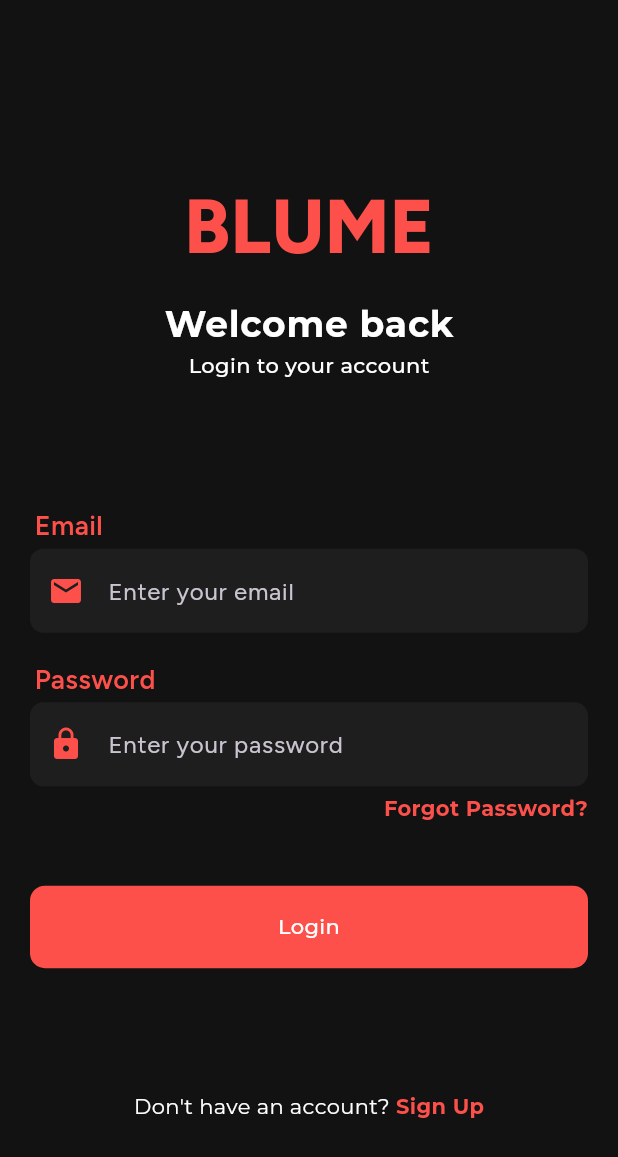
After one commit to Christentimmy/Blume, a Flutter app: the LoginScreen screen opened by its route, on a phone screen of 412 x 824 dp. The commit adds this screen. Shown: the top 1157 px of the screen. Run offline on Flutter 3.47's test engine with Material 3 defaults, Android fonts, the phone set to English and light mode, and no system bars; our stand-ins replace flutter_secure_storage, get, google_fonts, shared_preferences; accounts and stored records are empty.

Commit message:
login screen done

```diff
--- a/lib/app/bindings/app_bindings.dart
+++ b/lib/app/bindings/app_bindings.dart
@@ -1,9 +1,10 @@
 
+import 'package:blume/app/controller/storage_controller.dart';
 import 'package:get/get.dart';
 
 class AppBindings implements Bindings {
   @override
   void dependencies() {
-    // Get.put(() => StorageController());
+    Get.put(() => StorageController());
   }
 }
--- /dev/null
+++ b/lib/app/modules/auth/views/login_screen.dart
@@ -0,0 +1,136 @@
+import 'package:blume/app/resources/colors.dart';
+import 'package:blume/app/utils/validator.dart';
+import 'package:blume/app/widgets/custom_button.dart';
+import 'package:blume/app/widgets/custom_textfield.dart';
+import 'package:flutter/material.dart';
+import 'package:get/get.dart';
+import 'package:google_fonts/google_fonts.dart';
+
+class LoginScreen extends StatelessWidget {
+  const LoginScreen({super.key});
+
+  @override
+  Widget build(BuildContext context) {
+    return Scaffold(
+      backgroundColor: Get.theme.scaffoldBackgroundColor,
+      body: SafeArea(
+        child: Padding(
+          padding: const EdgeInsets.symmetric(horizontal: 20),
+          child: ListView(
+            children: [
+              SizedBox(height: Get.height * 0.14),
+              Center(
+                child: Text(
+                  "BLUME",
+                  style: GoogleFonts.figtree(
+                    fontSize: 50,
+                    fontWeight: FontWeight.w800,
+                    color: AppColors.primaryColor,
+                  ),
+                ),
+              ),
+              const SizedBox(height: 10),
+              Center(
+                child: Text(
+                  "Welcome back",
+                  style: Get.textTheme.bodyLarge?.copyWith(fontSize: 24),
+                ),
+              ),
+              Center(
+                child: Text(
+                  "Login to your account",
+                  style: Get.textTheme.bodyMedium,
+                ),
+              ),
+              SizedBox(height: Get.height * 0.1),
+              Padding(
+                padding: const EdgeInsets.symmetric(
+                  horizontal: 3.0,
+                  vertical: 2,
+                ),
+                child: Text(
+                  "Email",
+                  style: GoogleFonts.figtree(
+                    fontSize: 18,
+                    fontWeight: FontWeight.w600,
+                    color: AppColors.primaryColor,
+                  ),
+                ),
+              ),
+              CustomTextField(
+                hintText: "Enter your email",
+                validator: validateEmail,
+                prefixIcon: Icons.email,
+                prefixIconColor: AppColors.primaryColor,
+              ),
+
+              SizedBox(height: Get.height * 0.02),
+              Padding(
+                padding: const EdgeInsets.symmetric(
+                  horizontal: 3.0,
+                  vertical: 2,
+                ),
+                child: Text(
+                  "Password",
+                  style: GoogleFonts.figtree(
+                    fontSize: 18,
+                    fontWeight: FontWeight.w600,
+                    color: AppColors.primaryColor,
+                  ),
+                ),
+              ),
+              CustomTextField(
+                hintText: "Enter your password",
+                prefixIcon: Icons.lock,
+                prefixIconColor: AppColors.primaryColor,
+              ),
+              SizedBox(height: 5),
+              Row(
+                mainAxisAlignment: MainAxisAlignment.end,
+                children: [
+                  Text(
+                    "Forgot Password?",
+                    style: Get.textTheme.bodyMedium?.copyWith(
+                      color: AppColors.primaryColor,
+                      fontWeight: FontWeight.bold,
+                    ),
+                  ),
+                ],
+              ),
+              SizedBox(height: Get.height * 0.05),
+              CustomButton(
+                ontap: () {},
+                isLoading: false.obs,
+                child: Text(
+                  "Login",
+                  style: Get.textTheme.bodyMedium?.copyWith(
+                    color: Colors.white,
+                  ),
+                ),
+              ),
+               SizedBox(height: Get.height * 0.1),
+               Row(
+                mainAxisAlignment: MainAxisAlignment.center,
+                children: [
+                  Text(
+                    "Don't have an account? ",
+                    style: Get.textTheme.bodyMedium?.copyWith(
+                      fontWeight: FontWeight.normal,
+                    ),
+                  ),
+                  Text(
+                    "Sign Up",
+                    style: Get.textTheme.bodyMedium?.copyWith(
+                      color: AppColors.primaryColor,
+                      fontWeight: FontWeight.bold,
+                    ),
+                  ),
+                ],
+              ),
+            ],
+          ),
+        ),
+      ),
+    );
+  }
+}
--- a/lib/app/routes/app_pages.dart
+++ b/lib/app/routes/app_pages.dart
@@ -1,6 +1,7 @@
 
 
 
+import 'package:blume/app/modules/auth/views/login_screen.dart';
 import 'package:blume/app/modules/onboarding/views/onboarding_screen.dart';
 import 'package:blume/app/modules/splash/views/splash_screen.dart';
 import 'package:get/get.dart';
@@ -11,6 +12,6 @@ class AppPages {
   static final routes = [
     GetPage(name: AppRoutes.splash, page: () => SplashScreen()),
     GetPage(name: AppRoutes.onboarding, page: () => OnboardingScreen()),
-    // GetPage(name: AppRoutes.login, page: () => LoginScreen()),
+    GetPage(name: AppRoutes.login, page: () => LoginScreen()),
   ];
 }
--- a/lib/app/theme/app_theme.dart
+++ b/lib/app/theme/app_theme.dart
@@ -38,12 +38,12 @@ final ThemeData darkTheme = ThemeData(
     bodyLarge: GoogleFonts.montserrat(
       fontSize: 20,
       fontWeight: FontWeight.w700,
-      color: Colors.white70,
+      color: Colors.white,
     ),
     bodyMedium: GoogleFonts.montserrat(
       fontSize: 14,
       fontWeight: FontWeight.w500,
-      color: Colors.white70,
+      color: Colors.white,
     ),
     bodySmall: GoogleFonts.montserrat(
       fontSize: 12,
--- /dev/null
+++ b/lib/app/widgets/custom_textfield.dart
@@ -0,0 +1,176 @@
+import 'package:flutter/material.dart';
+import 'package:flutter/services.dart';
+import 'package:get/get.dart';
+import 'package:google_fonts/google_fonts.dart';
+import 'package:blume/app/resources/colors.dart';
+
+// ignore: must_be_immutable
+class CustomTextField extends StatelessWidget {
+  TextEditingController? controller;
+  int? maxLines;
+  int? minLines;
+  FocusNode? focusNode;
+  String? hintText;
+  TextStyle? hintStyle;
+  TextStyle? textStyle;
+  IconData? prefixIcon;
+  Color? prefixIconColor;
+  IconData? suffixIcon;
+  VoidCallback? onSuffixTap;
+  bool? isObscure;
+  Color? bgColor;
+  String? Function(String?)? validator;
+  double? fieldHeight;
+  Function(String)? onChanged;
+  Function()? onEditingComplete;
+  bool? readOnly;
+  TextInputType? keyboardType;
+  int? maxLength;
+  String? errorText;
+  InputBorder? focusedBorder;
+  InputBorder? enabledBorder;
+  Function()? onTap;
+  Widget? prefix;
+  List<TextInputFormatter>? inputFormatters;
+  EdgeInsetsGeometry? contentPadding;
+  String? label;
+  TextStyle? labelStyle;
+  FloatingLabelBehavior? floatingLabelBehavior;
+  Color? suffixIconcolor;
+  TextAlign? textAlign;
+
+  CustomTextField({
+    super.key,
+    this.hintStyle,
+    this.floatingLabelBehavior,
+    this.label,
+    this.labelStyle,
+    this.prefix,
+    this.maxLines,
+    this.minLines,
+    this.focusedBorder,
+    this.enabledBorder,
+    this.onChanged,
+    this.errorText,
+    this.controller,
+    this.prefixIcon,
+    this.suffixIcon,
+    this.bgColor,
+    this.onSuffixTap,
+    this.isObscure,
+    this.hintText,
+    this.fieldHeight,
+    this.validator,
+    this.readOnly,
+    this.onEditingComplete,
+    this.keyboardType,
+    this.maxLength,
+    this.textStyle,
+    this.onTap,
+    this.prefixIconColor,
+    this.focusNode,
+    this.inputFormatters,
+    this.contentPadding,
+    this.suffixIconcolor,
+    this.textAlign,
+  });
+
+  @override
+  Widget build(BuildContext context) {
+    return SizedBox(
+      height: fieldHeight,
+      child: TextFormField(
+        maxLength: maxLength,
+        textAlign: textAlign ?? TextAlign.left,
+        focusNode: focusNode,
+        inputFormatters: inputFormatters,
+        validator:
+            validator ??
+            (value) {
+              if (value!.isEmpty) {
+                return "";
+              } else if (errorText?.isNotEmpty == true) {
+                return "";
+              }
+              return null;
+            },
+        onTap: onTap,
+        onChanged: onChanged,
+        readOnly: readOnly ?? false,
+        onEditingComplete: onEditingComplete,
+        obscureText: isObscure ?? false,
+        cursorColor: AppColors.primaryColor,
+        controller: controller,
+        keyboardType: keyboardType,
+        style:
+            textStyle ??
+            GoogleFonts.figtree(
+              fontSize: 16,
+              fontWeight: FontWeight.w500,
+              // color: AppColors.black1,
+            ),
+        maxLines: maxLines ?? 1,
+        minLines: minLines ?? 1,
+        decoration: InputDecoration(
+          fillColor:
+              bgColor ??
+              (Get.isDarkMode ? AppColors.darkButtonColor : AppColors.lightButtonColor),
+          errorText: null,
+          errorStyle: const TextStyle(height: 0, fontSize: 0),
+          errorMaxLines: null,
+          error: null,
+          filled: true,
+          counterText: maxLength != null ? "" : null,
+          hintText: hintText,
+          hintStyle:
+              hintStyle ??
+              GoogleFonts.figtree(
+                fontSize: 16,
+                fontWeight: FontWeight.w400,
+                // color: AppColors.black3,
+              ),
+          label: label != null ? Text(label!) : null,
+          labelStyle: labelStyle ?? Get.textTheme.bodySmall,
+          floatingLabelBehavior: floatingLabelBehavior,
+          prefix: prefix,
+          prefixIcon: prefixIcon == null
+              ? null
+              : Icon(
+                  prefixIcon,
+                  color: prefixIconColor ?? const Color(0xff36534F),
+                ),
+          suffixIcon: IconButton(
+            onPressed: onSuffixTap,
+            icon: Icon(
+              suffixIcon,
+              size: 20,
+              color:
+                  suffixIconcolor ?? const Color.fromARGB(255, 207, 207, 207),
+            ),
+          ),
+          enabledBorder:
+              enabledBorder ??
+              OutlineInputBorder(
+                borderRadius: BorderRadius.circular(9),
+                borderSide: BorderSide.none,
+              ),
+          focusedBorder:
+              focusedBorder ??
+              (OutlineInputBorder(
+                borderRadius: BorderRadius.circular(9),
+                borderSide: BorderSide(width: 1, color: AppColors.primaryColor),
+              )),
+          errorBorder: OutlineInputBorder(
+            borderRadius: BorderRadius.circular(9),
+            borderSide: const BorderSide(width: 1, color: Colors.red),
+          ),
+          focusedErrorBorder: OutlineInputBorder(
+            borderRadius: BorderRadius.circular(9),
+            borderSide: const BorderSide(width: 1, color: Colors.red),
+          ),
+          contentPadding: contentPadding,
+        ),
+      ),
+    );
+  }
+}
```
Also changed, not shown: lib/app/modules/onboarding/views/onboarding_screen.dart (+6 -2 lines), lib/app/modules/splash/views/splash_screen.dart (+2 -23 lines), lib/app/utils/validator.dart (added, +85 -0 lines).
